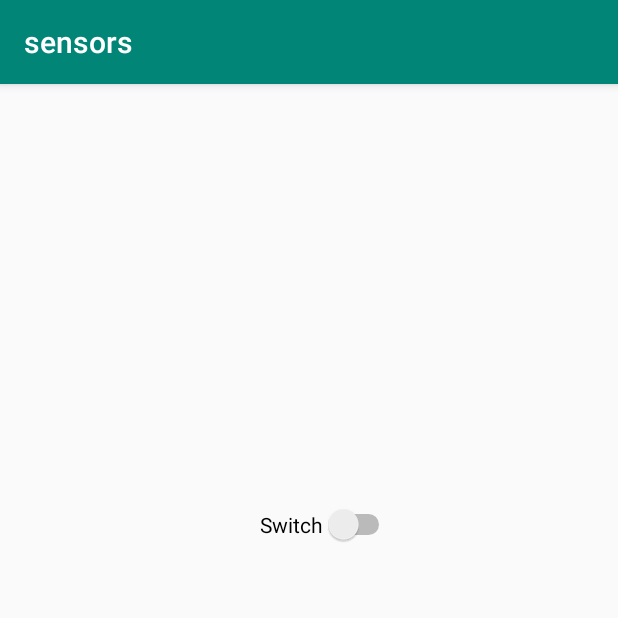
After one commit to sharif-dev/HW2_sensors, an Android app: the ShakeActivity screen opened directly, with no data from a screen before it, on a phone screen of 412 x 824 dp, the top half of it. The commit adds this screen. Run offline under Robolectric (Android 15) with nearby library versions, the phone set to English and light mode, and no system bars.

Commit message:
setup shake detection

```diff
--- a/app/src/main/AndroidManifest.xml
+++ b/app/src/main/AndroidManifest.xml
@@ -10,6 +10,7 @@
         android:supportsRtl="true"
         android:theme="@style/AppTheme">
         <activity android:name=".SleepActivity"></activity>
+        <activity android:name=".ShakeActivity"></activity>
         <activity android:name=".MainActivity">
             <intent-filter>
                 <action android:name="android.intent.action.MAIN" />
@@ -30,5 +31,6 @@
             </intent-filter>
         </receiver>
     </application>
+    <uses-feature android:name="android.hardware.sensor.accelerometer" android:required="true" />
 
 </manifest>
--- /dev/null
+++ b/app/src/main/java/edu/sharif/sharif_dev/sensors/ShakeActivity.java
@@ -0,0 +1,83 @@
+package edu.sharif.sharif_dev.sensors;
+
+import android.content.Context;
+import android.hardware.Sensor;
+import android.hardware.SensorManager;
+import android.os.Bundle;
+import android.support.v7.app.AppCompatActivity;
+import android.widget.CompoundButton;
+import android.widget.Switch;
+
+
+public class ShakeActivity extends AppCompatActivity {
+
+    private SensorManager sensorManager;
+    private Sensor accelerometer;
+    private ShakeDetector shakeDetector;
+    private CustomHandler handler;
+
+    @Override
+    public void onCreate(Bundle bundle) {
+        super.onCreate(bundle);
+        handler = new CustomHandler(this);
+        setContentView(R.layout.activity_shake);
+        setSensor();
+        setSwitch();
+    }
+
+    private void setSensor() {
+        sensorManager = (SensorManager) getSystemService(Context.SENSOR_SERVICE);
+        accelerometer = sensorManager.getDefaultSensor(Sensor.TYPE_ACCELEROMETER);
+        if (accelerometer == null) {
+            handler.sendIntMessage(R.string.ACCELEROMETER_NOT_FOUND);
+            // no sensor
+            return;
+        }
+        shakeDetector = new ShakeDetector();
+        shakeDetector.setOnShakeListener(new ShakeDetector.OnShakeListener() {
+            @Override
+            public void onShake(int count) {
+                // TODO: 4/16/20
+                System.out.println("shake!!!!!!!!!!!!!!!!!!");
+            }
+        });
+        sensorManager.unregisterListener(shakeDetector);
+    }
+
+
+    private void startService() {
+        // TODO: 4/16/20
+        sensorManager.registerListener(shakeDetector, accelerometer, SensorManager.SENSOR_DELAY_UI);
+    }
+
+    private void setSwitch() {
+        Switch swtch = findViewById(R.id.shake_enable);
+        swtch.setChecked(false);
+        swtch.setTextOff("disabled");
+        swtch.setTextOn("enabled");
+        swtch.setOnCheckedChangeListener(new CompoundButton.OnCheckedChangeListener() {
+            @Override
+            public void onCheckedChanged(CompoundButton compoundButton, boolean b) {
+                if (b) {
+                    // checked
+                    startService();
+                } else {
+                    // unchecked
+                    sensorManager.unregisterListener(shakeDetector);
+                }
+            }
+        });
+    }
+
+    @Override
+    public void onResume() {
+        super.onResume();
+        sensorManager.registerListener(shakeDetector, accelerometer, SensorManager.SENSOR_DELAY_UI);
+    }
+
+    @Override
+    public void onPause() {
+        sensorManager.unregisterListener(shakeDetector);
+        super.onPause();
+    }
+}
--- /dev/null
+++ b/app/src/main/res/layout/activity_shake.xml
@@ -0,0 +1,18 @@
+<?xml version="1.0" encoding="utf-8"?>
+<android.support.constraint.ConstraintLayout xmlns:android="http://schemas.android.com/apk/res/android"
+    xmlns:app="http://schemas.android.com/apk/res-auto"
+    android:layout_width="match_parent"
+    android:layout_height="match_parent">
+
+
+    <Switch
+        android:id="@+id/shake_enable"
+        android:layout_width="wrap_content"
+        android:layout_height="wrap_content"
+        android:layout_marginTop="280dp"
+        android:text="Switch"
+        app:layout_constraintEnd_toEndOf="parent"
+        app:layout_constraintHorizontal_bias="0.539"
+        app:layout_constraintStart_toStartOf="parent"
+        app:layout_constraintTop_toTopOf="parent" />
+</android.support.constraint.ConstraintLayout>
```
Also changed, not shown: app/src/main/java/edu/sharif/sharif_dev/sensors/MainActivity.java (+11 -5 lines), app/src/main/java/edu/sharif/sharif_dev/sensors/ShakeDetector.java (added, +70 -0 lines).
